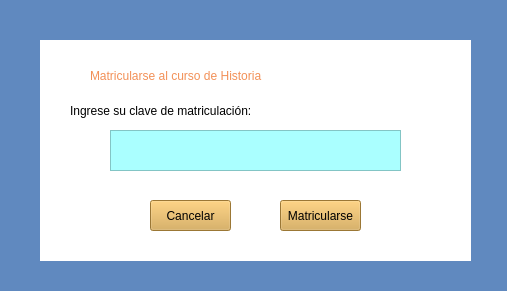
First picture: the form in AulaVirtual/mtricHisto.ui, repository micaelCZ/AulaVirtual_VersionFinal, before the edit.
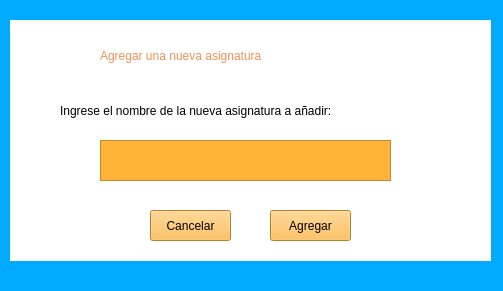
Second picture: the form after the edit.

```diff
--- a/AulaVirtual/mtricHisto.ui
+++ b/AulaVirtual/mtricHisto.ui
@@ -6,7 +6,7 @@
    <rect>
     <x>0</x>
     <y>0</y>
-    <width>507</width>
+    <width>503</width>
     <height>291</height>
    </rect>
   </property>
@@ -14,16 +14,15 @@
    <string>Form</string>
   </property>
   <property name="styleSheet">
-   <string notr="true">background-color: rgb(96, 137, 191);
-</string>
+   <string notr="true">background-color: rgb(0, 170, 255);</string>
   </property>
   <widget class="QLabel" name="label">
    <property name="geometry">
     <rect>
-     <x>40</x>
-     <y>40</y>
-     <width>431</width>
-     <height>221</height>
+     <x>10</x>
+     <y>20</y>
+     <width>481</width>
+     <height>241</height>
     </rect>
    </property>
    <property name="styleSheet">
@@ -36,8 +35,8 @@
   <widget class="QLabel" name="label_2">
    <property name="geometry">
     <rect>
-     <x>90</x>
-     <y>60</y>
+     <x>100</x>
+     <y>40</y>
      <width>331</width>
      <height>31</height>
     </rect>
@@ -49,39 +48,38 @@
 </string>
    </property>
    <property name="text">
-    <string>Matricularse al curso de Historia</string>
+    <string>Agregar una nueva asignatura</string>
    </property>
   </widget>
   <widget class="QPushButton" name="pushButton_2">
    <property name="geometry">
     <rect>
-     <x>280</x>
-     <y>200</y>
+     <x>270</x>
+     <y>210</y>
      <width>81</width>
      <height>31</height>
     </rect>
    </property>
    <property name="styleSheet">
-    <string notr="true">background-color: rgb(217, 167, 74);
-font: 700 10pt &quot;Segoe UI&quot;;
-</string>
+    <string notr="true">font: 700 10pt &quot;Segoe UI&quot;;
+background-color: rgb(255, 179, 56);</string>
    </property>
    <property name="text">
-    <string>Matricularse</string>
+    <string>Agregar</string>
    </property>
   </widget>
   <widget class="QPushButton" name="botonCancelarHisto">
    <property name="geometry">
     <rect>
      <x>150</x>
-     <y>200</y>
+     <y>210</y>
      <width>81</width>
      <height>31</height>
     </rect>
    </property>
    <property name="styleSheet">
-    <string notr="true">background-color: rgb(217, 167, 74);
-font: 700 10pt &quot;Segoe UI&quot;;</string>
+    <string notr="true">font: 700 10pt &quot;Segoe UI&quot;;
+background-color: rgb(255, 179, 56);</string>
    </property>
    <property name="text">
     <string>Cancelar</string>
@@ -90,9 +88,9 @@
   <widget class="QLabel" name="label_3">
    <property name="geometry">
     <rect>
-     <x>70</x>
+     <x>60</x>
      <y>100</y>
-     <width>271</width>
+     <width>391</width>
      <height>21</height>
     </rect>
    </property>
@@ -101,20 +99,20 @@
 font: 700 12pt &quot;Segoe UI&quot;;</string>
    </property>
    <property name="text">
-    <string>Ingrese su clave de matriculación:</string>
+    <string>Ingrese el nombre de la nueva asignatura a añadir:</string>
    </property>
   </widget>
   <widget class="QTextEdit" name="textEdit">
    <property name="geometry">
     <rect>
-     <x>110</x>
-     <y>130</y>
+     <x>100</x>
+     <y>140</y>
      <width>291</width>
      <height>41</height>
     </rect>
    </property>
    <property name="styleSheet">
-    <string notr="true">background-color: rgb(170, 255, 255);</string>
+    <string notr="true">background-color: rgb(255, 179, 56);</string>
    </property>
   </widget>
  </widget>
```
Left out of the diff: 4 changed lines with no effect on the pictures.
